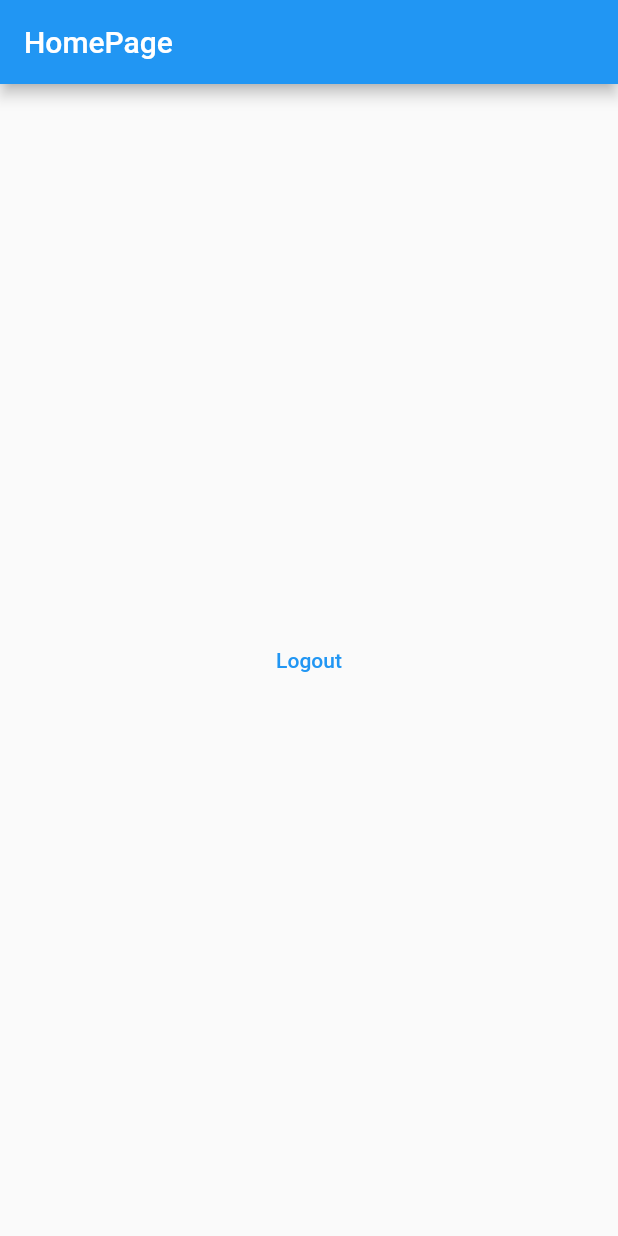
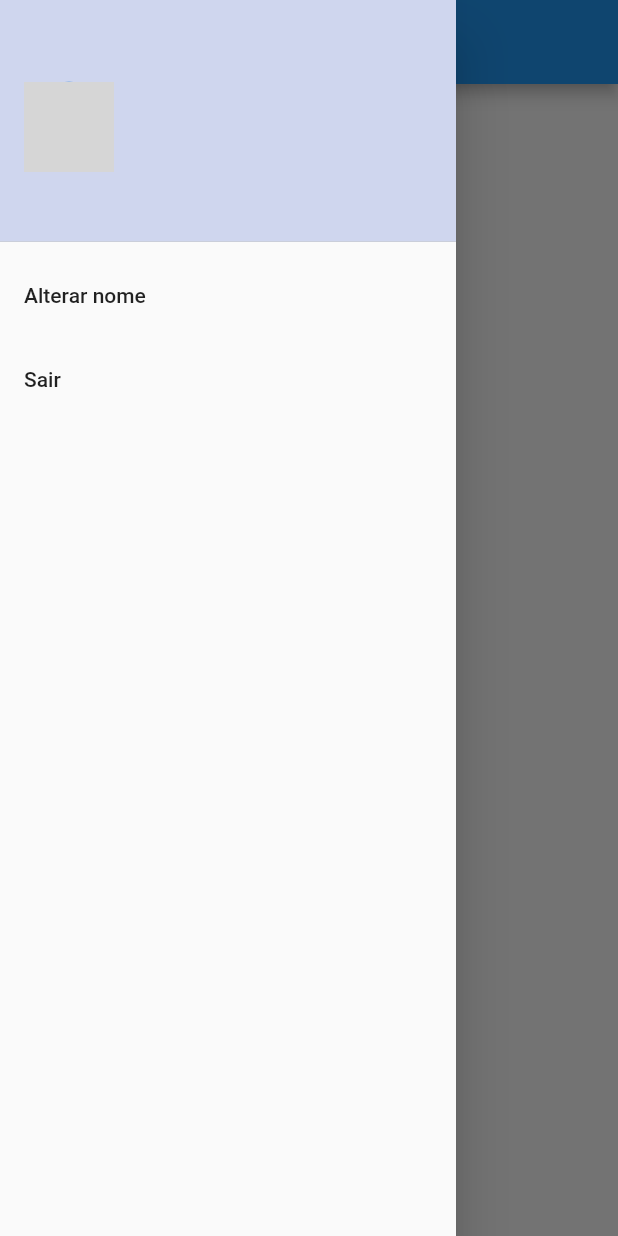
Before and after one commit to aloisiomartinez/todo_list, a Flutter app: the screen it shows once a user with an empty profile is signed in, with the side drawer open (before the commit the screen has no drawer), on a phone screen of 412 x 824 dp. Run offline on Flutter 3.47's test engine with Material 2 defaults, Android fonts, the phone set to English and light mode, and no system bars; our stand-ins replace firebase_auth, firebase_core, flutter_signin_button, google_fonts, google_sign_in, sqflite and 2 more; missing offline and left inert: flutter_overlay_loader, validatorless; accounts and stored records are empty; network calls fail; Roboto replaces fonts that are missing (Mandali); grey boxes are pictures that could not be loaded.

```diff
--- a/lib/app/modules/home/home_page.dart
+++ b/lib/app/modules/home/home_page.dart
@@ -1,6 +1,7 @@
 import 'package:flutter/material.dart';
 import 'package:provider/provider.dart';
 import 'package:todo_list/app/core/auth/auth_provider.dart';
+import 'package:todo_list/app/modules/home/widgets/home_drawer.dart';
 
 class HomePage extends StatelessWidget {
 
@@ -10,6 +11,7 @@ class HomePage extends StatelessWidget {
    Widget build(BuildContext context) {
        return Scaffold(
            appBar: AppBar(title: const Text('HomePage'),),
+           drawer: HomeDrawer(),
            body: Center(child: TextButton(
              onPressed: () {
                context.read<AuthProvider>().logout();
--- /dev/null
+++ b/lib/app/modules/home/widgets/home_drawer.dart
@@ -0,0 +1,96 @@
+import 'package:flutter/material.dart';
+import 'package:flutter_overlay_loader/flutter_overlay_loader.dart';
+import 'package:provider/provider.dart';
+import 'package:todo_list/app/core/auth/auth_provider.dart';
+import 'package:todo_list/app/core/ui/messages.dart';
+import 'package:todo_list/app/core/ui/theme_extensions.dart';
+import 'package:todo_list/app/services/user/user_service.dart';
+
+class HomeDrawer extends StatelessWidget {
+  final nameVN = ValueNotifier<String>('');
+
+  HomeDrawer({Key? key}) : super(key: key);
+
+  @override
+  Widget build(BuildContext context) {
+    return Drawer(
+      child: ListView(
+        children: [
+          DrawerHeader(
+              decoration:
+                  BoxDecoration(color: context.primaryColor.withAlpha(70)),
+              child: Row(
+                children: [
+                  Selector<AuthProvider, String>(
+                    selector: (context, authProvider) {
+                      return authProvider.user?.photoURL ?? '';
+                    },
+                    builder: (_, value, __) {
+                      return CircleAvatar(
+                        backgroundImage: NetworkImage(value),
+                        radius: 30,
+                      );
+                    },
+                  ),
+                  Expanded(
+                    child: Padding(
+                      padding: const EdgeInsets.all(8.0),
+                      child: Selector<AuthProvider, String>(
+                        selector: (context, authProvider) {
+                          return authProvider.user?.displayName ??
+                              'Não informado';
+                        },
+                        builder: (_, value, __) {
+                          return Text(
+                            value,
+                            style: context.textTheme.subtitle2,
+                          );
+                        },
+                      ),
+                    ),
+                  )
+                ],
+              )),
+          ListTile(
+            onTap: () {
+              showDialog(
+                  context: context,
+                  builder: (_) {
+                    return AlertDialog(
+                      title: Text('Alterar Nome'),
+                      content:
+                          TextField(onChanged: (value) => nameVN.value = value),
+                      actions: [
+                        TextButton(
+                            onPressed: () => Navigator.of(context).pop(),
+                            child: Text(
+                              'Cancelar',
+                              style: TextStyle(color: Colors.red),
+                            )),
+                        TextButton(
+                            onPressed: () {
+                              final nameValue = nameVN.value;
+                              if (nameValue.isEmpty) {
+                                Messages.of(context)
+                                    .showError('Nome obrigatório');
+                              } else {
+                                context.read<UserService>().updateDisplayName(nameValue);
+                                Navigator.of(context).pop();
+                              }
+                            },
+                            child: Text('Alterar')),
+                      ],
+                    );
+                  });
+            },
+            title: Text('Alterar nome'),
+          ),
+          ListTile(
+            onTap: () => context.read<AuthProvider>().logout(),
+            title: Text('Sair'),
+          ),
+        ],
+      ),
+    );
+  }
+}
--- a/lib/app/repositories/user/user_repository.dart
+++ b/lib/app/repositories/user/user_repository.dart
@@ -7,4 +7,5 @@ abstract class UserRepository {
   Future<void> forgotPassword(String email);
   Future<User?> googleLogin();
   Future<void> logout();
+  Future<void> updateDisplayName(String name);
 }
--- a/lib/app/services/user/user_service.dart
+++ b/lib/app/services/user/user_service.dart
@@ -6,4 +6,5 @@ abstract class UserService {
   Future<void> forgotPassword(String email);
   Future<User?> googleLogin();
   Future<void> logout();
+  Future<void> updateDisplayName(String name);
 }
```
Also changed, not shown: lib/app/repositories/user/user_repository_impl.dart (+10 -0 lines), lib/app/services/user/user_service_impl.dart (+8 -5 lines).
